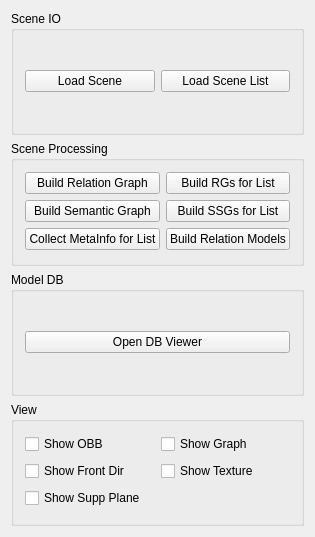
Old version of the form scene_lab/scene_lab_widget.ui in the repository maruitx/text2scene-learning.
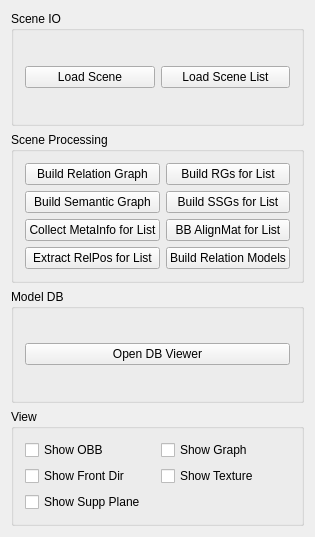
New version of the form.

```diff
--- a/scene_lab/scene_lab_widget.ui
+++ b/scene_lab/scene_lab_widget.ui
@@ -50,13 +50,6 @@
         </property>
        </widget>
       </item>
-      <item row="0" column="0">
-       <widget class="QPushButton" name="buildRelationGraphButton">
-        <property name="text">
-         <string>Build Relation Graph</string>
-        </property>
-       </widget>
-      </item>
       <item row="1" column="1">
        <widget class="QPushButton" name="buildSSGForListButton">
         <property name="text">
@@ -64,6 +57,20 @@
         </property>
        </widget>
       </item>
+      <item row="0" column="0">
+       <widget class="QPushButton" name="buildRelationGraphButton">
+        <property name="text">
+         <string>Build Relation Graph</string>
+        </property>
+       </widget>
+      </item>
+      <item row="3" column="0">
+       <widget class="QPushButton" name="collectMetaInfoButton">
+        <property name="text">
+         <string>Collect MetaInfo for List</string>
+        </property>
+       </widget>
+      </item>
       <item row="0" column="1">
        <widget class="QPushButton" name="buildRGForListButton">
         <property name="text">
@@ -71,20 +78,27 @@
         </property>
        </widget>
       </item>
-      <item row="2" column="0">
-       <widget class="QPushButton" name="collectMetaInfoButton">
+      <item row="3" column="1">
+       <widget class="QPushButton" name="computeBBAlignMatForListButton">
         <property name="text">
-         <string>Collect MetaInfo for List</string>
+         <string>BB AlignMat for List</string>
         </property>
        </widget>
       </item>
-      <item row="2" column="1">
+      <item row="4" column="1">
        <widget class="QPushButton" name="buildRelationModelsButton">
         <property name="text">
          <string>Build Relation Models</string>
         </property>
        </widget>
       </item>
+      <item row="4" column="0">
+       <widget class="QPushButton" name="extractRelPosForList">
+        <property name="text">
+         <string>Extract RelPos for List</string>
+        </property>
+       </widget>
+      </item>
      </layout>
     </widget>
    </item>
```
